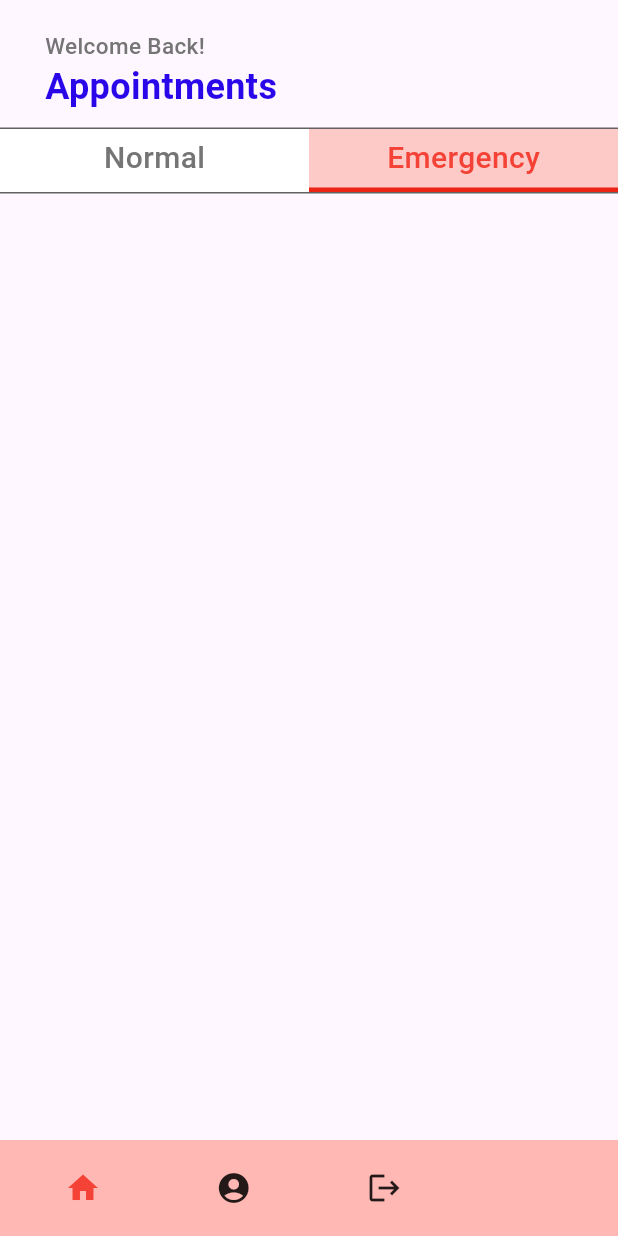
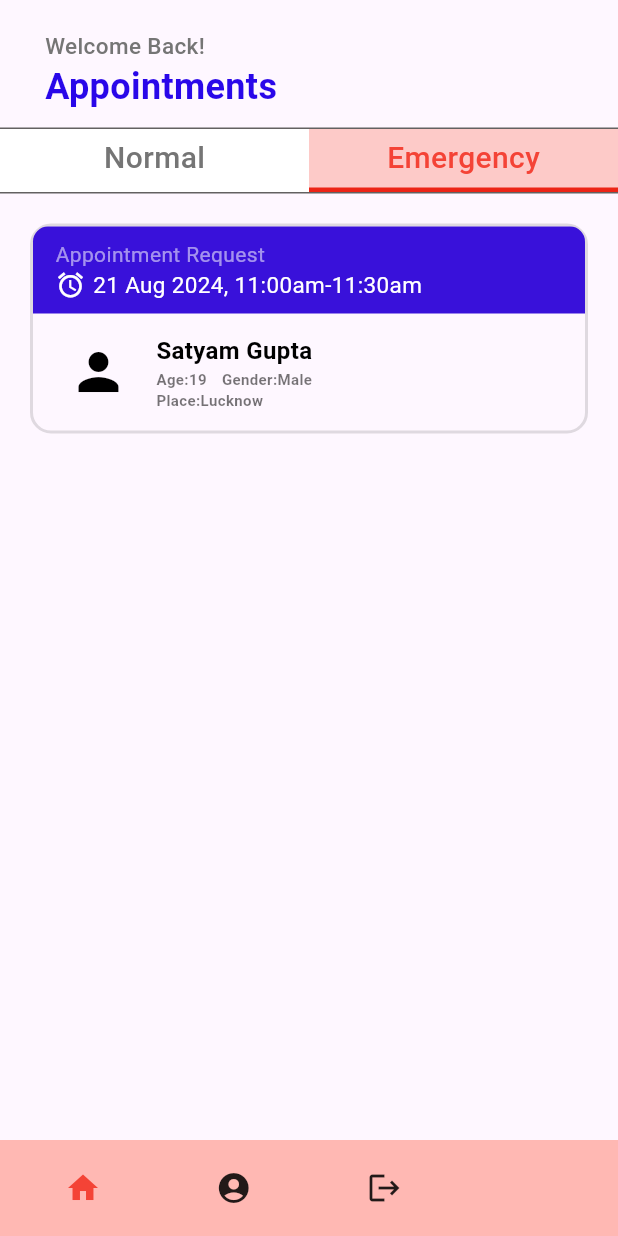
Before and after one commit to satya-supercluster/Flutter-App, a Flutter app: the AppointmentPage screen opened directly, after a tap on "Emergency", on a phone screen of 412 x 824 dp. Run offline on Flutter 3.47's test engine with Material 3 defaults, Android fonts, the light colour scheme and no system bars; our stand-ins replace firebase_auth, firebase_core; accounts and stored records are empty.

Commit message:
clinic tasks

```diff
--- a/lib/pages/appointments.dart
+++ b/lib/pages/appointments.dart
@@ -4,6 +4,8 @@ import 'package:flutter/cupertino.dart';
 import 'package:flutter/foundation.dart';
 import 'package:flutter/material.dart';
 import 'package:flutter/widgets.dart';
+import 'package:meuseum_guide/widgets/functions/Lists/emergency_list.dart';
+import 'package:meuseum_guide/widgets/functions/Lists/normal_list.dart';
 
 class AppointmentPage extends StatefulWidget {
   const AppointmentPage({super.key});
@@ -19,7 +21,6 @@ class _AppointmentPageState extends State<AppointmentPage> {
     return Scaffold(
       // backgroundColor: Colors.white,
       body:SafeArea(
-        child: SingleChildScrollView(
         child: Container(
           child:Column(
             children: [
@@ -107,10 +108,13 @@ class _AppointmentPageState extends State<AppointmentPage> {
                     ),
                   ]
                 )
+              ),
+              Container(
+                padding: EdgeInsets.symmetric(vertical: 10,horizontal: 20),
+                child: (emergency==true)?EmergencyList():NormalList(),
               )
             ],
           )
-          ),
         ),
       ),
       bottomNavigationBar:Container(
--- a/lib/pages/signup_clinic.dart
+++ b/lib/pages/signup_clinic.dart
@@ -107,7 +107,11 @@ class _SignUpClinicState extends State<SignUpClinic> {
                     SizedBox(height: 80,),
                     Column(
                       children: [
-                        Container(
+                        InkWell(
+                          onTap:(){
+                            Navigator.of(context).push(MaterialPageRoute(builder: (context)=>AppointmentPage()));
+                          },
+                          child: Container(
                             width: double.infinity,
                             decoration: BoxDecoration(
                               color: Colors.white,
@@ -117,17 +121,13 @@ class _SignUpClinicState extends State<SignUpClinic> {
                               mainAxisAlignment: MainAxisAlignment.center,
                               crossAxisAlignment: CrossAxisAlignment.center,
                               children: [
-                              InkWell(
-                                onTap: (){
-                                  Navigator.of(context).push(MaterialPageRoute(builder: (context)=>AppointmentPage()));
-                                },
-                                child: Container(
+                                Container(
                                   padding: EdgeInsets.only(top:8,bottom: 8),
                                   child: Text("Sign Up",style: TextStyle(color: Colors.red,fontSize: 20,fontWeight: FontWeight.bold),)
                                 ),
-                              ),
                               ],
                             )
+                          ),
                         ),
                         SizedBox(height: 10,),
                         Row(
--- a/lib/widgets/functions/Lists/emergency_list.dart
+++ b/lib/widgets/functions/Lists/emergency_list.dart
@@ -1,15 +1,16 @@
 import 'package:flutter/cupertino.dart';
+import 'package:meuseum_guide/widgets/functions/Lists/tile/normal_expanded_tile.dart';
 
-class EmergrncyList extends StatefulWidget {
-  const EmergrncyList({super.key});
+class EmergencyList extends StatefulWidget {
+  const EmergencyList({super.key});
 
   @override
-  State<EmergrncyList> createState() => _EmergrncyListState();
+  State<EmergencyList> createState() => _EmergencyListState();
 }
 
-class _EmergrncyListState extends State<EmergrncyList> {
+class _EmergencyListState extends State<EmergencyList> {
   @override
   Widget build(BuildContext context) {
-    return const Placeholder();
+    return ExpandedAppointmentTileNormal();
   }
 }
--- a/lib/widgets/functions/Lists/normal_list.dart
+++ b/lib/widgets/functions/Lists/normal_list.dart
@@ -1,4 +1,6 @@
 import 'package:flutter/cupertino.dart';
+import 'package:meuseum_guide/widgets/functions/Lists/tile/newtile.dart';
+import 'package:meuseum_guide/widgets/functions/Lists/tile/tiles.dart';
 
 class NormalList extends StatefulWidget {
   const NormalList({super.key});
@@ -10,6 +12,76 @@ class NormalList extends StatefulWidget {
 class _NormalListState extends State<NormalList> {
   @override
   Widget build(BuildContext context) {
-    return const Placeholder();
+    List<Map<String,String>>list=[
+    {
+      "name":"Satyam","day":"31","month":"Mar","year":"2024","age":"19","place":"lucknow","start":"11:00am","end":"11:30am","gender":"male"
+    },
+    {
+       "name":"John","day":"15","month":"Jan","year":"2000","age":"22","place":"New York","start":"09:30am","end":"10:00am","gender":"male"
+    },
+    {
+       "name":"Emily","day":"10","month":"Feb","year":"1998","age":"26","place":"Los Angeles","start":"02:00pm","end":"02:30pm","gender":"male"
+    },
+    {
+       "name":"Michael","day":"22","month":"May","year":"2002","age":"20","place":"Chicago","start":"10:45am","end":"11:15am","gender":"male"
+    },
+    {
+       "name":"Sophia","day":"5","month":"Jul","year":"2001","age":"23","place":"San Francisco","start":"03:15pm","end":"03:45pm","gender":"male"
+    },
+    {
+       "name":"Daniel","day":"18","month":"Sep","year":"1999","age":"25","place":"Houston","start":"01:30pm","end":"02:00pm","gender":"male"
+    },
+    {
+       "name":"Olivia","day":"9","month":"Nov","year":"2003","age":"21","place":"Miami","start":"11:45am","end":"12:15pm","gender":"male"
+    },
+    {
+       "name":"William","day":"12","month":"Mar","year":"1997","age":"27","place":"Seattle","start":"04:30pm","end":"05:00pm","gender":"male"
+    },
+    {
+       "name":"Ava","day":"25","month":"Apr","year":"2000","age":"24","place":"Boston","start":"09:00am","end":"09:30am","gender":"male"
+    },
+    {
+       "name":"Ethan","day":"8","month":"Jun","year":"2004","age":"20","place":"Denver","start":"12:00pm","end":"12:30pm","gender":"male"
+    },
+    {
+       "name":"Isabella","day":"14","month":"Aug","year":"2002","age":"22","place":"Dallas","start":"02:45pm","end":"03:15pm","gender":"male"
+    },
+    {
+       "name":"Isabella","day":"14","month":"Aug","year":"2002","age":"22","place":"Dallas","start":"02:45pm","end":"03:15pm","gender":"male"
+    },
+    {
+       "name":"Isabella","day":"14","month":"Aug","year":"2002","age":"22","place":"Dallas","start":"02:45pm","end":"03:15pm","gender":"male"
+    },
+    {
+       "name":"Isabella","day":"14","month":"Aug","year":"2002","age":"22","place":"Dallas","start":"02:45pm","end":"03:15pm","gender":"male"
+    },
+    {
+       "name":"Isabella","day":"14","month":"Aug","year":"2002","age":"22","place":"Dallas","start":"02:45pm","end":"03:15pm","gender":"male"
+    },
+    {
+       "name":"Isabella","day":"14","month":"Aug","year":"2002","age":"22","place":"Dallas","start":"02:45pm","end":"03:15pm","gender":"male"
+    }
+    ];
+    return ListView.builder(
+      itemCount: list.length,
+      shrinkWrap: true,
+      // scrollDirection: Axis.vertical,
+      physics: BouncingScrollPhysics(),
+      itemBuilder: (context, index) =>
+        Container(
+        margin: EdgeInsets.symmetric(vertical: 5),
+        child: AppointmentTiles(
+          name: list[index]['name'] ?? '',
+          day: list[index]['day'] ?? '',
+          month: list[index]['month'] ?? '',
+          year: list[index]['year'] ?? '',
+          age: list[index]['age'] ?? '',
+          place: list[index]['place'] ?? '',
+          start: list[index]['start'] ?? '',
+          end: list[index]['end'] ?? '',
+          gender: list[index]['gender'] ?? '',
+        ),
+      )
+    );
   }
 }
--- /dev/null
+++ b/lib/widgets/functions/Lists/tile/normal_expanded_tile.dart
@@ -0,0 +1,124 @@
+import 'package:flutter/cupertino.dart';
+import 'package:flutter/material.dart';
+import 'package:flutter/widgets.dart';
+
+class ExpandedAppointmentTileNormal extends StatefulWidget {
+  const ExpandedAppointmentTileNormal({super.key});
+
+  @override
+  State<ExpandedAppointmentTileNormal> createState() => _ExpandedAppointmentTileNormalState();
+}
+
+class _ExpandedAppointmentTileNormalState extends State<ExpandedAppointmentTileNormal> {
+  @override
+  Widget build(BuildContext context) {
+    return Container(
+      width:MediaQuery.of(context).size.width,
+      height:140,
+      clipBehavior: Clip.hardEdge,
+      decoration: BoxDecoration(
+        borderRadius: BorderRadius.circular(14),
+        border: Border.all(color: Colors.black12,width:2)
+      ),
+      child: Column(
+        children: [
+          Row(
+            children: [
+              Expanded(
+                child:Container(
+                  height: 58,
+                  padding: EdgeInsets.only(left: 15),
+                  decoration: BoxDecoration(
+                    borderRadius: BorderRadius.only(
+                      topLeft: Radius.circular(10),
+                      topRight: Radius.circular(10)
+                    ),
+                    color:Color.fromARGB(255, 57, 17, 218),
+                  ),
+                  child:Column(
+                    mainAxisAlignment: MainAxisAlignment.center,
+                    children: [
+                      Row(
+                        children: [
+                          Text("Appointment Request",style:TextStyle(fontSize: 14,color: Colors.white54))
+                        ],
+                      ),
+                      // SizedBox(height:2),
+                      Row(
+                        children: [
+                          Icon(Icons.alarm,size:20,color:Colors.white),
+                          SizedBox(width:5),
+                          Text("21 Aug 2024, 11:00am-11:30am",style:TextStyle(fontSize: 15,color: Colors.white))
+                        ],
+                      )
+                    ],
+                  )
+                )
+              )
+            ],
+          ),
+          Row(
+            children: [
+              Expanded(
+                child: Container(
+                  height:78,
+                  padding: EdgeInsets.only(left: 15),
+                  decoration: BoxDecoration(
+                    borderRadius: BorderRadius.only(
+                      bottomLeft: Radius.circular(10),
+                      bottomRight: Radius.circular(10)
+                    ),
+                  ),
+                  child:Column(
+                    mainAxisAlignment: MainAxisAlignment.center,
+                    children: [
+                      Row(
+                        children: [
+                          Expanded(
+                            flex:1,
+                            child: Icon(Icons.person,size:40,color:Colors.black)
+                          ),
+                          SizedBox(width:10),
+                          Expanded(
+                            flex:5,
+                            child: Column(
+                              children: [
+                                Row(
+                                  children: [
+                                    Text("Satyam Gupta",style:TextStyle(fontSize: 16,fontWeight: FontWeight.w600,color: Colors.black))
+                                  ],
+                                ),
+                                Row(
+                                  children: [
+                                    Container(
+                                      child:Text("Age:19",style:TextStyle(fontSize: 10,fontWeight: FontWeight.w600,color: Colors.black54)),
+                                    ),
+                                    SizedBox(width:10),
+                                    Container(
+                                      child:Text("Gender:Male",style:TextStyle(fontSize: 10,fontWeight: FontWeight.w600,color: Colors.black54)),
+                                    ),
+                                  ],
+                                ),
+                                Row(
+                                  children: [
+                                    Container(
+                                      child:Text("Place:Lucknow",style:TextStyle(fontSize: 10,fontWeight: FontWeight.w600,color: Colors.black54)),
+                                    ),
+                                  ],
+                                )
+                              ],
+                            ),
+                          )
+                        ],
+                      )
+                    ],
+                  )
+                )
+              )
+            ],
+          )
+        ],
+      ),
+    );
+  }
+}
--- /dev/null
+++ b/lib/widgets/functions/Lists/tile/tiles.dart
@@ -0,0 +1,123 @@
+
+import 'package:flutter/cupertino.dart';
+import 'package:flutter/material.dart';
+import 'package:flutter/widgets.dart';
+
+class AppointmentTiles extends StatefulWidget {
+  String name;
+  String age;
+  String place;
+  String gender;
+  String day;
+  String month;
+  String year;
+  String start;
+  String end;
+  AppointmentTiles({
+    super.key,
+    required this.name,
+    required this.day,
+    required this.month,
+    required this.year,
+    required this.age,
+    required this.place,
+    required this.gender,
+    required this.start,
+    required this.end
+  });
+
+  @override
+  State<AppointmentTiles> createState() => _AppointmentTilesState();
+}
+
+class _AppointmentTilesState extends State<AppointmentTiles> {
+  @override
+  Widget build(BuildContext context) {
+    return Container(
+      width:MediaQuery.of(context).size.width,
+      height:60,
+      clipBehavior: Clip.hardEdge,
+      decoration: BoxDecoration(
+        borderRadius: BorderRadius.circular(14),
+        border: Border.all(color: Colors.black12,width:2)
+      ),
+      child:Row(
+        crossAxisAlignment: CrossAxisAlignment.stretch,
+        children: [
+          Container(
+            decoration: BoxDecoration(
+              borderRadius: BorderRadius.only(
+                topLeft: Radius.circular(14),
+                bottomLeft: Radius.circular(14)
+              ),
+              color: Color.fromARGB(255, 19, 3, 190),
+            ),
+            width:(MediaQuery.of(context).size.width)/4,
+            padding: EdgeInsets.all(5),
+            child:Column(
+              mainAxisAlignment: MainAxisAlignment.center,
+              children: [
+                Row(
+                  mainAxisAlignment: MainAxisAlignment.center,
+                  crossAxisAlignment: CrossAxisAlignment.center,
+                  children: [
+                    Icon(
+                      Icons.alarm,
+                      size:15,
+                      color: Colors.white,
+                    ),
+                    SizedBox(width:5),
+                    Text(widget.day+" "+widget.month,style:TextStyle(fontSize: 12,color: Colors.white))
+                  ],
+                ),
+                Row(
+                  mainAxisAlignment: MainAxisAlignment.center,
+                  children: [
+                    Text(widget.start+"-"+widget.end,style:TextStyle(fontSize: 10,fontWeight: FontWeight.w600,color: Colors.white))
+                  ],
+                )
+              ],
+            )
+          ),
+          Container(
+            width:2.5*((MediaQuery.of(context).size.width)/4),
+            child:Row(
+              crossAxisAlignment: CrossAxisAlignment.center,
+              children: [
+                SizedBox(width:5),
+                Expanded(
+                  child: Column(
+                    mainAxisAlignment: MainAxisAlignment.center,
+                    children: [
+                      Row(
+                        mainAxisAlignment: MainAxisAlignment.start,
+                        children: [
+                          Text(widget.name,style:TextStyle(fontSize: 16,fontWeight: FontWeight.w600,color: Colors.black))
+                        ],
+                      ),
+                      Row(
+                        children: [
+                          Container(
+                            child:Text("Age:"+widget.age,style:TextStyle(fontSize: 10,fontWeight: FontWeight.w600,color: Colors.black54)),
+                          ),
+                          SizedBox(width:10),
+                          Container(
+                            child:Text("Gender:"+widget.gender,style:TextStyle(fontSize: 10,fontWeight: FontWeight.w600,color: Colors.black54)),
+                          ),
+                          SizedBox(width:10),
+                          Container(
+                            child:Text("Place:"+widget.place,style:TextStyle(fontSize: 10,fontWeight: FontWeight.w600,color: Colors.black54)),
+                          ),
+                        ],
+                      )
+                    ],
+                  ),
+                )
+              ],
+            )
+          )
+        ],
+      )
+    );
+  }
+}
```
Lines whose indentation alone changed are shown as unchanged.
